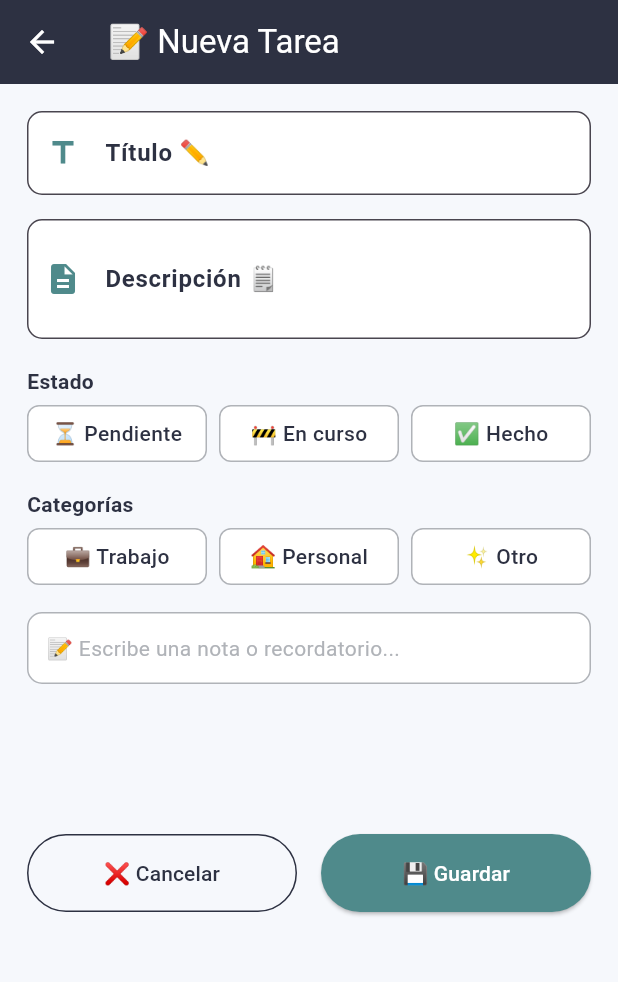
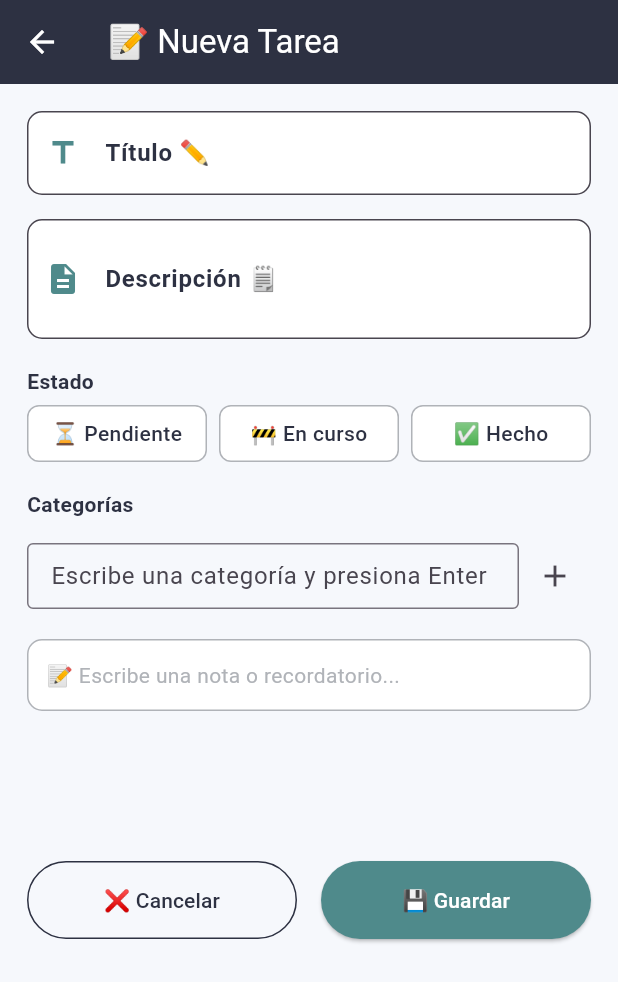
Before and after one commit to sebastianFS01/pruebaGestorTareas, a Flutter app: the screen it shows after launch, after a tap on the "add" icon, on a phone screen of 412 x 824 dp. Shown: the top 982 px of the screen. Run offline on Flutter 3.47's test engine with Material 3 defaults, Android fonts, the phone set to English and light mode, and no system bars; our stand-ins replace isar; accounts and stored records are empty; generated files the repository leaves out were written again.

Commit message:
Se corrigio pequeño error en el HomeScreen y se cambio las categorias de crear tareas

```diff
--- a/lib/main.dart
+++ b/lib/main.dart
@@ -19,9 +19,9 @@ class MyApp extends StatelessWidget {
       title: 'Gestor de tareas',
       initialRoute: HomeScreen().route,
       routes: {
-        HomeScreen().route : (_) => HomeScreen(),
-        TareaScreen().route : (_) => TareaScreen(),
-        HistorialScreen().route : (_) => HistorialScreen(),
+        HomeScreen().route: (_) => HomeScreen(),
+        TareaScreen().route: (_) => TareaScreen(),
+        HistorialScreen().route: (_) => HistorialScreen(),
       },
     );
   }
--- a/lib/presentation/añadirTarea/screen/tarea_screen.dart
+++ b/lib/presentation/añadirTarea/screen/tarea_screen.dart
@@ -19,9 +19,9 @@ class TareaScreen extends StatelessWidget {
   final String estadoPendiente = '⏳ Pendiente';
   final String estadoEnCurso = '🚧 En curso';
   final String estadoHecho = '✅ Hecho';
-  final String categoriaTrabajo = '💼 Trabajo';
-  final String categoriaPersonal = '🏠 Personal';
-  final String categoriaOtro = '✨ Otro';
+  // final String categoriaTrabajo = '💼 Trabajo';
+  // final String categoriaPersonal = '🏠 Personal';
+  // final String categoriaOtro = '✨ Otro';
   final String btnCancelar = '❌ Cancelar';
   final String btnGuardar = '💾 Guardar';
 
@@ -55,13 +55,8 @@ class TareaScreen extends StatelessWidget {
                 hecho: estadoHecho,
               ),
               const SizedBox(height: 18),
-              // Categorías
-              TareaCategoriaSelector(
-                label: labelCategoria,
-                trabajo: categoriaTrabajo,
-                personal: categoriaPersonal,
-                otro: categoriaOtro,
-              ),
+              // Categorías (ahora campo editable)
+              _CategoriaInputField(label: labelCategoria),
               const SizedBox(height: 18),
               // Espacio para preview o notas extra
               const TareaPreviewBox(),
@@ -90,27 +85,76 @@ class TareaScreen extends StatelessWidget {
   }
 }
 
-class _OptionBox extends StatelessWidget {
-  final String text;
-  const _OptionBox({required this.text});
+// Widget para ingresar categorías personalizadas
+class _CategoriaInputField extends StatefulWidget {
+  final String label;
+  const _CategoriaInputField({required this.label});
+
+  @override
+  State<_CategoriaInputField> createState() => _CategoriaInputFieldState();
+}
+
+class _CategoriaInputFieldState extends State<_CategoriaInputField> {
+  final TextEditingController _controller = TextEditingController();
+  final List<String> _categorias = [];
+
+  void _addCategoria(String value) {
+    final text = value.trim();
+    if (text.isNotEmpty && !_categorias.contains(text)) {
+      setState(() {
+        _categorias.add(text);
+      });
+    }
+    _controller.clear();
+  }
+
+  void _removeCategoria(String value) {
+    setState(() {
+      _categorias.remove(value);
+    });
+  }
 
   @override
   Widget build(BuildContext context) {
-    return Container(
-      height: 38,
-      alignment: Alignment.center,
-      decoration: BoxDecoration(
-        color: Colors.white,
-        border: Border.all(color: const Color(0xFFB0B3B8)),
-        borderRadius: BorderRadius.circular(8),
-      ),
-      child: Text(
-        text,
-        style: const TextStyle(
-          color: Color(0xFF2D3142),
-          fontWeight: FontWeight.w500,
+    return Column(
+      crossAxisAlignment: CrossAxisAlignment.start,
+      children: [
+        Text(
+          widget.label,
+          style: const TextStyle(fontWeight: FontWeight.bold, color: Color(0xFF2D3142)),
         ),
-      ),
+        const SizedBox(height: 6),
+        Wrap(
+          spacing: 8,
+          children: _categorias
+              .map((cat) => Chip(
+                    label: Text(cat),
+                    onDeleted: () => _removeCategoria(cat),
+                  ))
+              .toList(),
+        ),
+        const SizedBox(height: 8),
+        Row(
+          children: [
+            Expanded(
+              child: TextField(
+                controller: _controller,
+                decoration: const InputDecoration(
+                  hintText: 'Escribe una categoría y presiona Enter',
+                  border: OutlineInputBorder(),
+                  isDense: true,
+                  contentPadding: EdgeInsets.symmetric(vertical: 10, horizontal: 12),
+                ),
+                onSubmitted: _addCategoria,
+              ),
+            ),
+            IconButton(
+              icon: const Icon(Icons.add),
+              onPressed: () => _addCategoria(_controller.text),
+            ),
+          ],
+        ),
+      ],
     );
   }
 }
--- a/lib/presentation/home/widgets/home_task_example_card.dart
+++ b/lib/presentation/home/widgets/home_task_example_card.dart
@@ -1,7 +1,16 @@
 import 'package:flutter/material.dart';
 import 'package:prueba/domain/models/tarea.dart';
 
+
 class HomeTaskExampleCard extends StatelessWidget {
+  // Textos fijos reutilizables
+  static const String titleApp = "📝 Gestor de Tareas";
+  static const String totalPoints = "⭐ Total de puntos";
+  static const String estado = "📊 Estado";
+  static const String categoria = "🏷️ Categoría";
+  static const String tareas = "Tareas";
+  static const String historial = "Historial";
+
   final Tarea tarea;
 
   const HomeTaskExampleCard({
@@ -29,12 +38,45 @@ class HomeTaskExampleCard extends StatelessWidget {
         crossAxisAlignment: CrossAxisAlignment.start,
         children: [
           Expanded(
-            child: Text(
-              tarea.title,
-              style: const TextStyle(
-                color: Color(0xFF2D3142),
-                fontSize: 16,
-              ),
+            child: Column(
+              crossAxisAlignment: CrossAxisAlignment.start,
+              children: [
+                Text(
+                  tarea.title,
+                  style: const TextStyle(
+                    color: Color(0xFF2D3142),
+                    fontSize: 16,
+                    fontWeight: FontWeight.bold,
+                  ),
+                ),
+                const SizedBox(height: 4),
+                Text(
+                  tarea.description,
+                  style: const TextStyle(fontSize: 14, color: Colors.black87),
+                ),
+                const SizedBox(height: 8),
+                Wrap(
+                  spacing: 8,
+                  children: tarea.categoria.map((cat) => Chip(label: Text(cat))).toList(),
+                ),
+                const SizedBox(height: 8),
+                Row(
+                  children: [
+                    Text('$estado: ', style: const TextStyle(fontWeight: FontWeight.bold)),
+                    Text(tarea.estado),
+                    const SizedBox(width: 16),
+                    Text('Prioridad: ', style: TextStyle(fontWeight: FontWeight.bold)),
+                    Text(tarea.prioridad),
+                  ],
+                ),
+                const SizedBox(height: 8),
+                Row(
+                  children: [
+                    Text('$totalPoints: ', style: const TextStyle(fontWeight: FontWeight.bold)),
+                    Text('${tarea.valorPuntos}'),
+                  ],
+                ),
+              ],
             ),
           ),
           IconButton(
```
